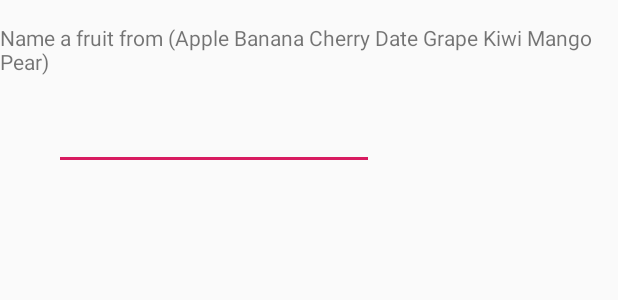
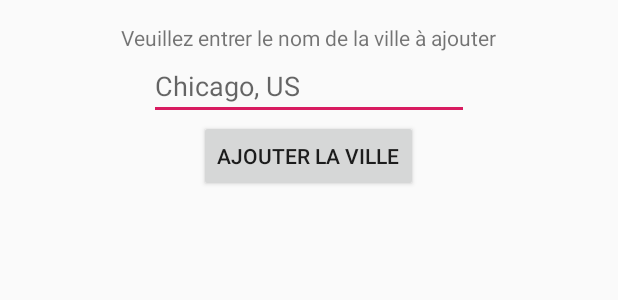
Before and after one commit to Abyfall/MeteoDemoAndroid, an Android app: the layout activity_add_city.xml on its own in the app's theme, with its tools: preview values and no code run, on a phone screen of 412 x 824 dp. Shown: the top 300 px of the screen. Run offline under Robolectric (Android 15) with nearby library versions, the light colour scheme and no system bars; network calls fail.

Commit message:
Search autcomplete ok plus retour au main activity et actualisation

```diff
--- a/app/src/main/res/layout/activity_add_city.xml
+++ b/app/src/main/res/layout/activity_add_city.xml
@@ -1,32 +1,40 @@
 <?xml version="1.0" encoding="utf-8"?>
-<RelativeLayout xmlns:android="http://schemas.android.com/apk/res/android"
+<android.support.constraint.ConstraintLayout xmlns:android="http://schemas.android.com/apk/res/android"
     xmlns:app="http://schemas.android.com/apk/res-auto"
     xmlns:tools="http://schemas.android.com/tools"
     android:layout_width="match_parent"
     android:layout_height="match_parent"
     tools:context=".AddCity">
 
+    <LinearLayout
+        android:layout_width="match_parent"
+        android:layout_height="match_parent"
+        android:orientation="vertical">
 
         <TextView
-        android:id="@+id/textView"
             android:layout_width="wrap_content"
             android:layout_height="wrap_content"
-        android:layout_alignParentLeft="true"
-        android:layout_alignParentTop="true"
+            android:layout_gravity="center"
             android:layout_marginTop="15dp"
-        android:text="Name a fruit from (Apple Banana Cherry Date Grape Kiwi Mango Pear)" />
+            android:text="@string/type_city_name" />
 
         <AutoCompleteTextView
             android:id="@+id/autoCompleteTextView"
             android:layout_width="wrap_content"
             android:layout_height="wrap_content"
-        android:layout_alignParentLeft="true"
-        android:layout_below="@+id/textView"
-        android:layout_marginLeft="36dp"
-        android:layout_marginTop="17dp"
-        android:ems="10"
-        android:text="">
+            android:layout_gravity="center"
+            android:hint="@string/city_hint"
+            android:ems="10">
 
             <requestFocus />
         </AutoCompleteTextView>
-</RelativeLayout>
+
+        <Button
+            android:id="@+id/validate_city"
+            android:layout_width="wrap_content"
+            android:layout_height="wrap_content"
+            android:layout_gravity="center"
+            android:text="@string/add_this_city"/>
+    </LinearLayout>
+
+</android.support.constraint.ConstraintLayout>
--- a/app/src/main/res/values/strings.xml
+++ b/app/src/main/res/values/strings.xml
@@ -18,4 +18,7 @@
     <string name="missing_location_permission">Vous devez ajouter les permissions de localisation</string>
     <string name="local_weather">Météo locale</string>
     <string name="search_city">Ajouter une ville</string>
+    <string name="add_this_city">Ajouter la ville</string>
+    <string name="type_city_name">Veuillez entrer le nom de la ville à ajouter</string>
+    <string name="city_hint">Chicago, US</string>
 </resources>
```
Also changed, not shown: app/src/main/java/com/chretimi/meteo/AddCity.java (+76 -4 lines), app/src/main/java/com/chretimi/meteo/City.java (added, +34 -0 lines), app/src/main/java/com/chretimi/meteo/CityAdapter.java (added, +92 -0 lines), app/src/main/java/com/chretimi/meteo/MainActivity.java (+23 -31 lines), app/src/main/res/layout/city_auto.xml (added, +7 -0 lines), 305 other files. Lines whose indentation alone changed are shown as unchanged.
